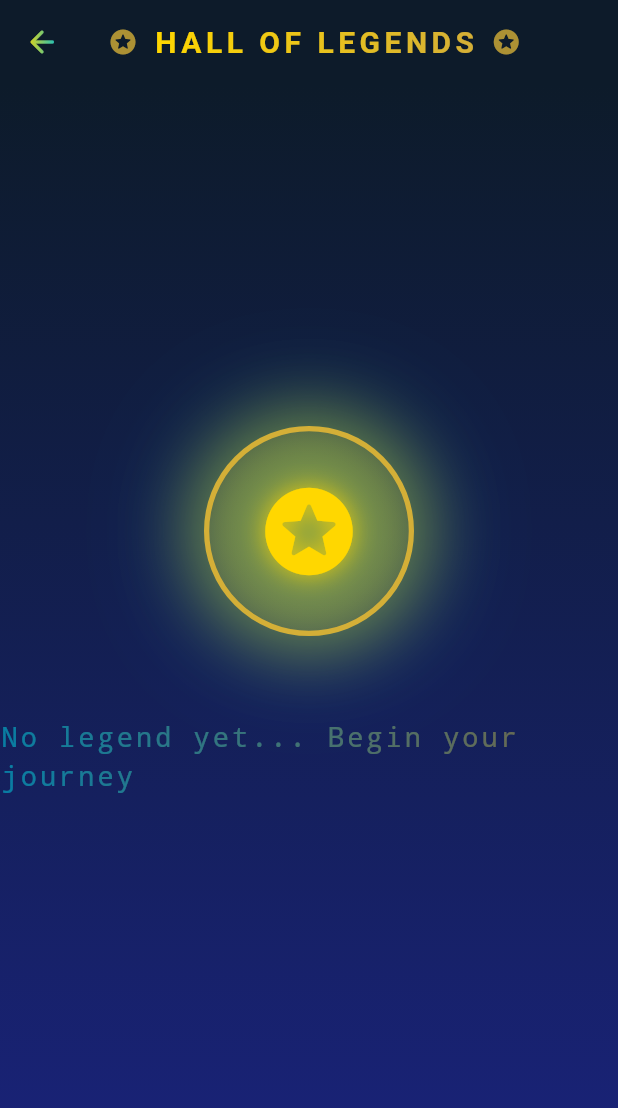
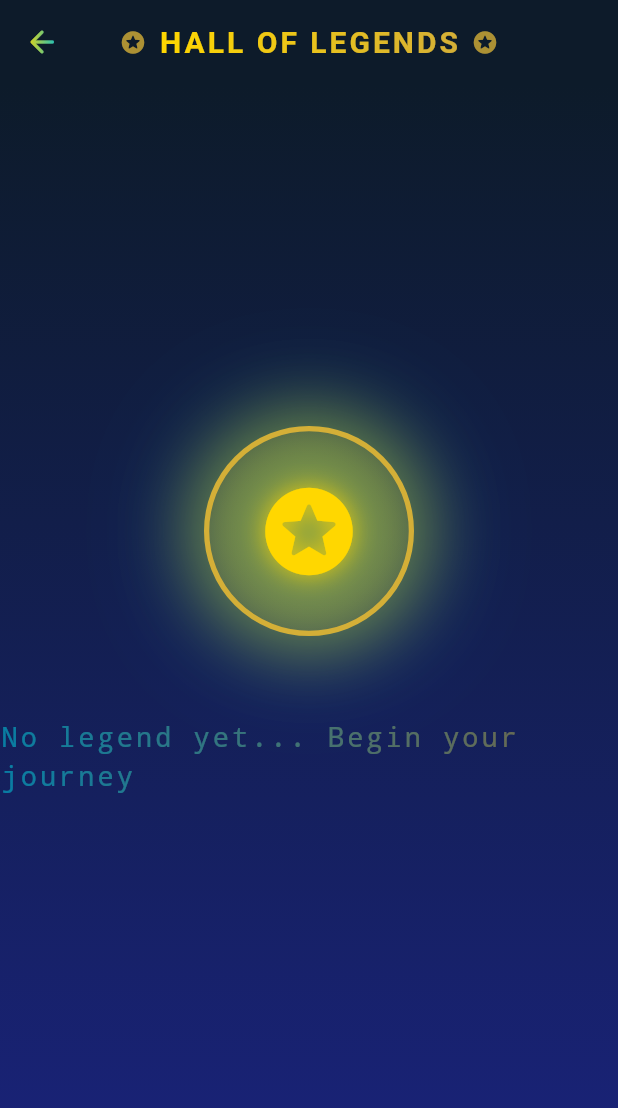
Before and after one commit to muhammadbader/pygame, a Flutter app: the HighScoresScreen screen opened directly, on a phone screen of 412 x 824 dp. Shown: the top 1108 px of the screen. Run offline on Flutter 3.47's test engine with Material 3 defaults, Android fonts, the phone set to English and light mode, and no system bars; our stand-ins replace shared_preferences; accounts and stored records are empty.

Commit message:
Fix AppBar title overflow in high scores screen
Fixed "HALL OF LEGENDS" title overflow by:
- Reducing icon size from 20 to 18 pixels
- Reducing spacing from 10 to 8 pixels on both sides
- Reducing letter spacing from 3 to 2 pixels
- Wrapping text in Flexible widget for better responsiveness

This resolves the "RenderFlex overflowed by 3.5 pixels" error in the AppBar.

```diff
--- a/pygame/snake/lib/screens/high_scores_screen.dart
+++ b/pygame/snake/lib/screens/high_scores_screen.dart
@@ -118,10 +118,11 @@ class _HighScoresScreenState extends State<HighScoresScreen> {
             Icon(
               Icons.stars_rounded,
               color: const Color(0xFFD4AF37).withOpacity(0.8),
-              size: 20,
+              size: 18,
             ),
-            const SizedBox(width: 10),
-            ShaderMask(
+            const SizedBox(width: 8),
+            Flexible(
+              child: ShaderMask(
                 shaderCallback: (bounds) => const LinearGradient(
                   colors: [
                     Color(0xFFFFD700),
@@ -132,16 +133,17 @@ class _HighScoresScreenState extends State<HighScoresScreen> {
                   'HALL OF LEGENDS',
                   style: TextStyle(
                     color: Colors.white,
-                  letterSpacing: 3,
+                    letterSpacing: 2,
                     fontWeight: FontWeight.bold,
                   ),
                 ),
               ),
-            const SizedBox(width: 10),
+            ),
+            const SizedBox(width: 8),
             Icon(
               Icons.stars_rounded,
               color: const Color(0xFFD4AF37).withOpacity(0.8),
-              size: 20,
+              size: 18,
             ),
           ],
         ),
```
Lines whose indentation alone changed are shown as unchanged.
